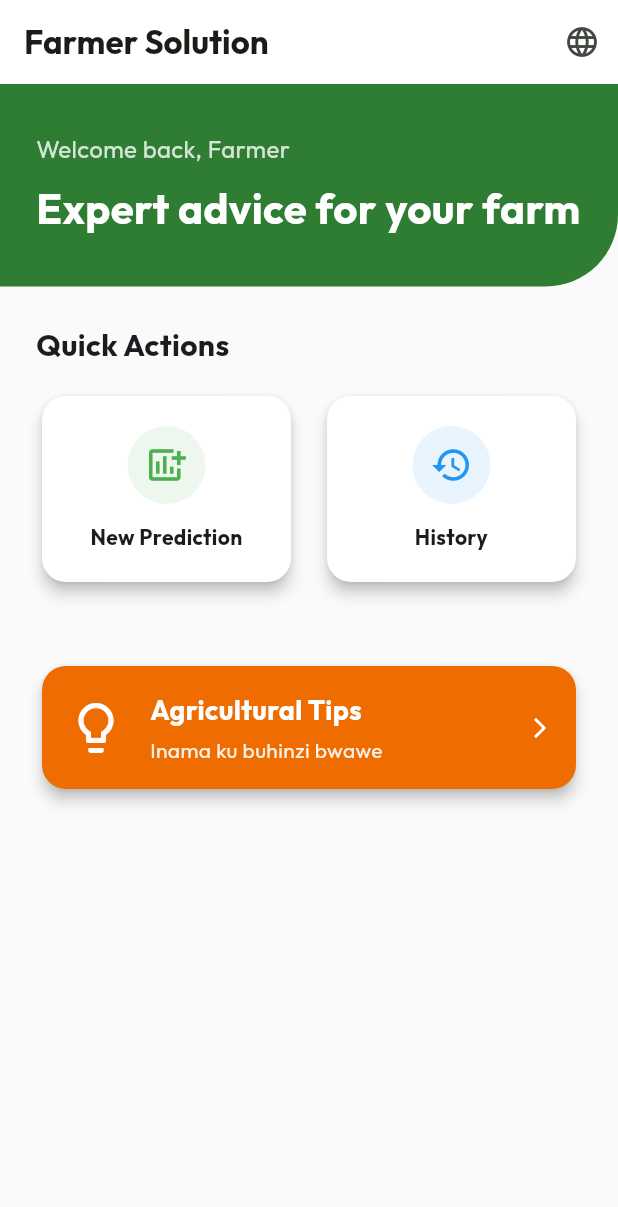
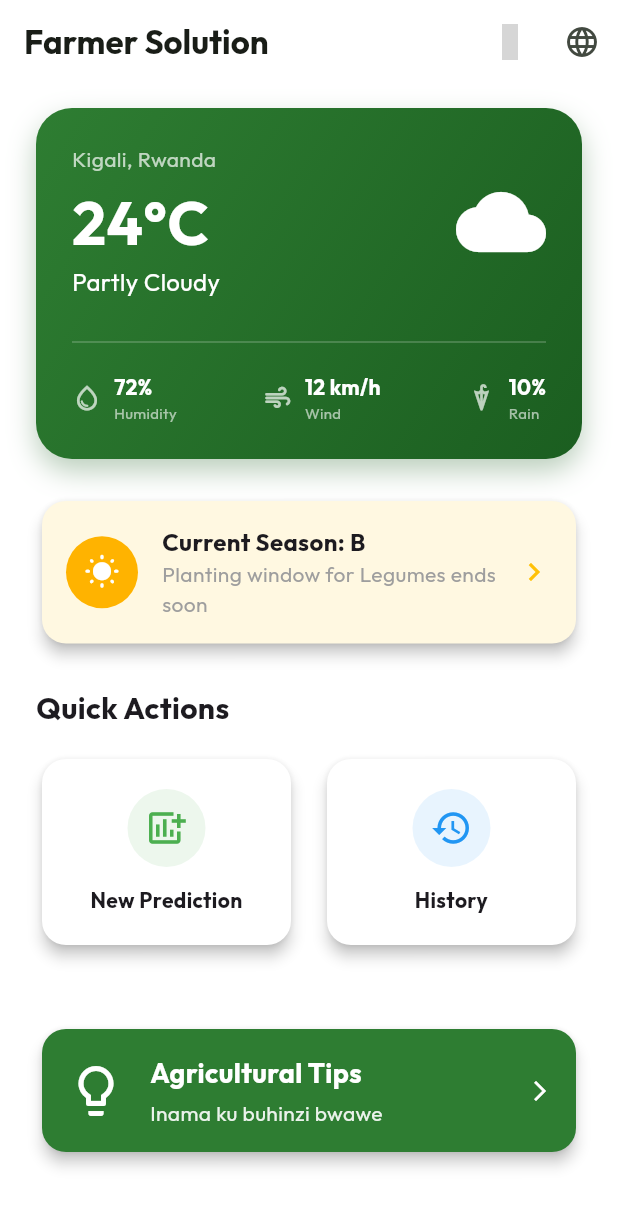
Before and after one commit to igifaru/IM_App, a Flutter app: the screen it shows after launch, on a phone screen of 412 x 824 dp. Shown: the top 1207 px of the screen. Run offline on Flutter 3.47's test engine with Material 3 defaults, Android fonts, the phone set to English and light mode, and no system bars; our stand-ins replace dio, easy_localization, flutter_map, google_fonts, latlong2, shared_preferences; network calls fail; statements that could not run were skipped; grey boxes are pictures that could not be loaded.

Commit message:
refactor(ui): Remove welcome header from home screen for cleaner design
- Remove welcome header section with gradient background
- Eliminate 'Welcome Back' greeting text
- Start home screen directly with weather section
- Streamline UI for more professional appearance
- Improve visual hierarchy and content focus

```diff
--- a/frontend/lib/features/home/presentation/home_screen.dart
+++ b/frontend/lib/features/home/presentation/home_screen.dart
@@ -1,11 +1,12 @@
 import 'package:flutter/material.dart';
 import 'package:provider/provider.dart';
 import 'package:easy_localization/easy_localization.dart';
+import 'package:intl/intl.dart';
 import '../../prediction/logic/prediction_provider.dart';
-import '../../prediction/presentation/prediction_screen.dart';
+import '../../../shared/widgets/common/custom_card.dart';
+import '../../tips/presentation/tips_screen.dart';
 import '../../history/presentation/history_screen.dart';
-import '../../tips/presentation/tips_screen.dart';
-import '../../../shared/widgets/common/custom_card.dart';
+import '../../navigation/presentation/main_screen.dart';
 
 class HomeScreen extends StatelessWidget {
   const HomeScreen({super.key});
@@ -15,10 +16,14 @@ class HomeScreen extends StatelessWidget {
     final provider = context.watch<PredictionProvider>();
 
     return Scaffold(
-      backgroundColor: Colors.grey[50],
+      backgroundColor: Theme.of(context).scaffoldBackgroundColor,
       appBar: AppBar(
         title: Text('app_title'.tr(), style: const TextStyle(fontWeight: FontWeight.bold)),
         actions: [
+          IconButton(
+            icon: Icon(provider.themeMode == ThemeMode.dark ? Icons.light_mode : Icons.dark_mode),
+            onPressed: () => provider.toggleTheme(),
+          ),
           IconButton(
             icon: const Icon(Icons.language),
             onPressed: () => _showLanguageDialog(context),
@@ -29,7 +34,9 @@ class HomeScreen extends StatelessWidget {
         child: Column(
           crossAxisAlignment: CrossAxisAlignment.start,
           children: [
-            _buildWelcomeHeader(context),
+            const SizedBox(height: 16),
+            _buildWeatherSection(context),
+            _buildSeasonCard(context),
             _buildQuickActions(context),
             if (provider.history.isNotEmpty) _buildRecentHistory(context, provider),
             _buildTipsCard(context),
@@ -40,27 +47,129 @@ class HomeScreen extends StatelessWidget {
     );
   }
 
-  Widget _buildWelcomeHeader(BuildContext context) {
-    return Container(
-      width: double.infinity,
-      padding: const EdgeInsets.symmetric(horizontal: 24, vertical: 32),
+  Widget _buildWeatherSection(BuildContext context) {
+    return Padding(
+      padding: const EdgeInsets.symmetric(horizontal: 24.0),
+      child: Container(
+        padding: const EdgeInsets.all(24),
         decoration: BoxDecoration(
-        color: Theme.of(context).primaryColor,
-        borderRadius: const BorderRadius.only(bottomRight: Radius.circular(48)),
+          gradient: const LinearGradient(
+            colors: [Color(0xFF2E7D32), Color(0xFF1B5E20)],
+            begin: Alignment.topLeft,
+            end: Alignment.bottomRight,
           ),
+          borderRadius: BorderRadius.circular(24),
+          boxShadow: [
+            BoxShadow(
+              color: const Color(0xFF1B5E20).withOpacity(0.3),
+              blurRadius: 15,
+              offset: const Offset(0, 8),
+            )
+          ],
+        ),
+        child: Column(
+          children: [
+            Row(
+              children: [
+                Expanded(
                   child: Column(
                     crossAxisAlignment: CrossAxisAlignment.start,
                     children: [
+                      const Text(
+                        'Kigali, Rwanda',
+                        style: TextStyle(color: Colors.white70, fontSize: 14),
+                      ),
+                      const SizedBox(height: 4),
+                      const Text(
+                        '24°C',
+                        style: TextStyle(
+                          color: Colors.white,
+                          fontSize: 40,
+                          fontWeight: FontWeight.bold,
+                        ),
+                      ),
                       Text(
-            'welcome_back'.tr(),
-            style: TextStyle(color: Colors.white.withOpacity(0.8), fontSize: 16),
-          ),
-          const SizedBox(height: 8),
-          Text(
-            'app_subtitle'.tr(),
-            style: const TextStyle(color: Colors.white, fontSize: 28, fontWeight: FontWeight.bold),
+                        'Partly Cloudy'.tr(),
+                        style: const TextStyle(color: Colors.white, fontSize: 16),
                       ),
                     ],
+                  ),
+                ),
+                const Icon(Icons.wb_cloudy_rounded, color: Colors.white, size: 60),
+              ],
+            ),
+            const SizedBox(height: 20),
+            const Divider(color: Colors.white24),
+            const SizedBox(height: 12),
+            Row(
+              mainAxisAlignment: MainAxisAlignment.spaceBetween,
+              children: [
+                _buildWeatherMetric(Icons.water_drop_outlined, '72%', 'Humidity'),
+                _buildWeatherMetric(Icons.air_rounded, '12 km/h', 'Wind'),
+                _buildWeatherMetric(Icons.umbrella_outlined, '10%', 'Rain'),
+              ],
+            ),
+          ],
+        ),
+      ),
+    );
+  }
+
+  Widget _buildWeatherMetric(IconData icon, String value, String label) {
+    return Row(
+      children: [
+        Icon(icon, color: Colors.white70, size: 20),
+        const SizedBox(width: 8),
+        Column(
+          crossAxisAlignment: CrossAxisAlignment.start,
+          children: [
+            Text(value, style: const TextStyle(color: Colors.white, fontWeight: FontWeight.bold)),
+            Text(label, style: const TextStyle(color: Colors.white60, fontSize: 10)),
+          ],
+        ),
+      ],
+    );
+  }
+
+  Widget _buildSeasonCard(BuildContext context) {
+    final isDark = Theme.of(context).brightness == Brightness.dark;
+    return Padding(
+      padding: const EdgeInsets.fromLTRB(24, 24, 24, 0),
+      child: CustomCard(
+        color: isDark ? Colors.amber[900]?.withOpacity(0.2) : Colors.amber[50],
+        onTap: () {
+          final mainState = context.findAncestorStateOfType<MainScreenState>();
+          mainState?.setTab(3); // Switch to Calendar tab
+        },
+        child: Row(
+          children: [
+            Container(
+              padding: const EdgeInsets.all(12),
+              decoration: BoxDecoration(
+                color: Colors.amber[600],
+                shape: BoxShape.circle,
+              ),
+              child: const Icon(Icons.wb_sunny_rounded, color: Colors.white),
+            ),
+            const SizedBox(width: 16),
+            Expanded(
+              child: const Column(
+                crossAxisAlignment: CrossAxisAlignment.start,
+                children: [
+                  Text(
+                    'Current Season: B',
+                    style: TextStyle(fontWeight: FontWeight.bold, fontSize: 16),
+                  ),
+                  Text(
+                    'Planting window for Legumes ends soon',
+                    style: TextStyle(color: Colors.grey, fontSize: 14),
+                  ),
+                ],
+              ),
+            ),
+            const Icon(Icons.chevron_right, color: Colors.amber),
+          ],
+        ),
       ),
     );
   }
@@ -83,7 +192,10 @@ class HomeScreen extends StatelessWidget {
                 title: 'start_prediction'.tr(),
                 icon: Icons.add_chart,
                 color: Colors.green,
-                onTap: () => Navigator.push(context, MaterialPageRoute(builder: (_) => const PredictionScreen())),
+                onTap: () {
+                  final mainState = context.findAncestorStateOfType<MainScreenState>();
+                  mainState?.setTab(1); // Switch to Predict tab
+                },
               ),
               const SizedBox(width: 16),
               _buildActionItem(
@@ -91,7 +203,10 @@ class HomeScreen extends StatelessWidget {
                 title: 'history'.tr(),
                 icon: Icons.history,
                 color: Colors.blue,
-                onTap: () => Navigator.push(context, MaterialPageRoute(builder: (_) => const HistoryScreen())),
+                onTap: () {
+                  final mainState = context.findAncestorStateOfType<MainScreenState>();
+                  mainState?.setTab(2); // Switch to History tab
+                },
               ),
             ],
           ),
@@ -178,7 +293,7 @@ class HomeScreen extends StatelessWidget {
       padding: const EdgeInsets.all(24.0),
       child: CustomCard(
         onTap: () => Navigator.push(context, MaterialPageRoute(builder: (_) => const TipsScreen())),
-        color: Colors.orange[800],
+        color: Theme.of(context).primaryColor,
         child: Row(
           children: [
             const Icon(Icons.lightbulb_outline, color: Colors.white, size: 40),
```
Lines whose indentation alone changed are shown as unchanged.
